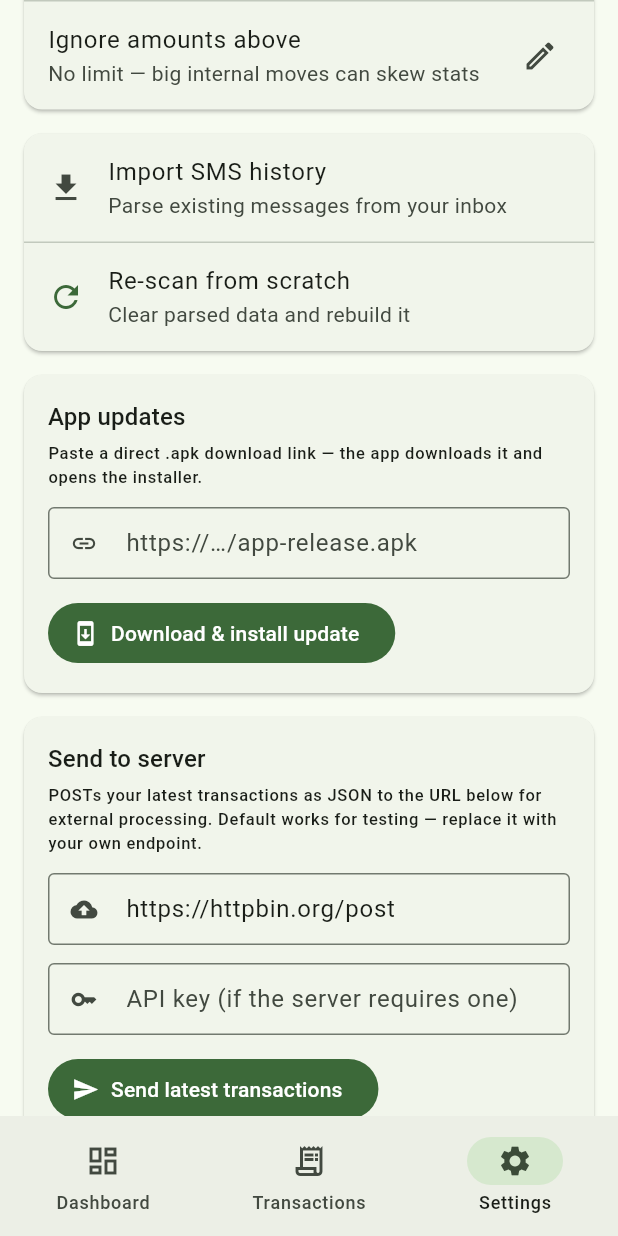
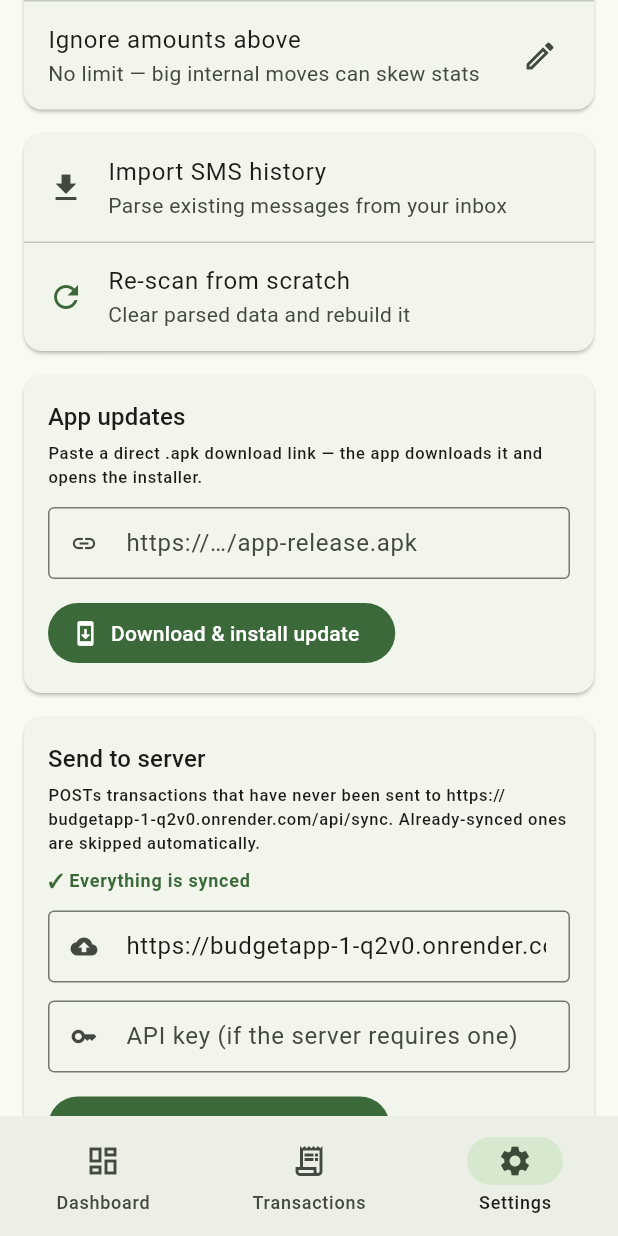
Before and after one commit to elitsecorp/budgetapp, a Flutter app: the screen it shows after launch, item 3 of the bottom bar chosen, scrolled down 576 dp, on a phone screen of 412 x 824 dp. Run offline on Flutter 3.47's test engine with Material 3 defaults, Android fonts, the phone set to English and light mode, and no system bars; our stand-ins replace fl_chart, flutter_riverpod, material_ui, permission_handler, shared_preferences, sqflite; accounts and stored records are empty.

Commit message:
Add incremental sync: only push transactions never sent before
- DB v3: 'sent' flag on transactions + unsent()/unsentCount()/markSent()
- upload_service: chunked sends, reports sent ids back for marking
- Settings: unsent counter, 'Send unsent transactions' button
- Default endpoint now the real Render URL
-4 new contract tests against /api/sync (31 total, analyze clean)

```diff
--- a/lib/models/models.dart
+++ b/lib/models/models.dart
@@ -39,6 +39,7 @@ class Transaction {
   final String currency;
   final String? category;
   final String raw;
+  final bool sent; // already pushed to the sync server
 
   const Transaction({
     this.id,
@@ -53,15 +54,17 @@ class Transaction {
     this.currency = '',
     this.category,
     required this.raw,
+    this.sent = false,
   });
 
   /// Natural key so replayed/duplicate SMS are inserted only once.
   String get dedupe =>
       '$sender|${date.millisecondsSinceEpoch}|$amount|$raw';
 
-  Transaction copyWith({String? bank}) => Transaction(
+  Transaction copyWith({String? bank, bool? sent}) => Transaction(
         id: id,
         sender: sender,
+        senderName: senderName,
         bank: bank ?? this.bank,
         merchant: merchant,
         amount: amount,
@@ -71,6 +74,7 @@ class Transaction {
         currency: currency,
         category: category,
         raw: raw,
+        sent: sent ?? this.sent,
       );
 
   Map<String, Object?> toMap() => {
@@ -85,6 +89,7 @@ class Transaction {
         'balance': balance,
         'category': category,
         'raw': raw,
+        'sent': sent ? 1 : 0,
         'dedupe': dedupe,
       };
 
@@ -101,5 +106,6 @@ class Transaction {
         currency: (m['currency'] as String?) ?? '',
         category: m['category'] as String?,
         raw: m['raw'] as String,
+        sent: ((m['sent'] as num?) ?? 0) != 0,
       );
 }
--- a/lib/screens/settings_screen.dart
+++ b/lib/screens/settings_screen.dart
@@ -5,7 +5,6 @@ import 'package:permission_handler/permission_handler.dart';
 
 import '../providers/transaction_providers.dart';
 import '../services/settings_service.dart';
-import '../services/upload_service.dart';
 import '../util/import_actions.dart';
 
 class SettingsScreen extends ConsumerStatefulWidget {
@@ -216,18 +215,18 @@ class _SettingsScreenState extends ConsumerState<SettingsScreen> {
       return;
     }
     setState(() => _busy = true);
-    final tx = await ref.read(transactionsProvider.future);
     final s = ref.read(settingsProvider);
-    final result = await sendTransactions(
-      url: url,
-      transactions: tx,
-      ownerName: s.ownerName.isEmpty ? null : s.ownerName,
-      ownerPhone: s.ownerPhone.isEmpty ? null : s.ownerPhone,
-      apiKey: s.serverApiKey,
-    );
+    final message = await ref
+        .read(transactionsProvider.notifier)
+        .sendUnsent(
+          url: url,
+          apiKey: _apiKeyCtrl.text.trim(),
+          ownerName: s.ownerName,
+          ownerPhone: s.ownerPhone,
+        );
     if (!mounted) return;
     setState(() => _busy = false);
-    _snack(result);
+    _snack(message);
   }
 
   @override
@@ -442,10 +441,30 @@ class _SettingsScreenState extends ConsumerState<SettingsScreen> {
                       style: theme.textTheme.titleMedium),
                   const SizedBox(height: 4),
                   Text(
-                    'POSTs your latest transactions as JSON to the URL '
-                    'below for external processing. Default works for '
-                    'testing — replace it with your own endpoint.',
+                    'POSTs transactions that have never been sent to '
+                    'https://budgetapp-1-q2v0.onrender.com/api/sync. '
+                    'Already-synced ones are skipped automatically.',
                     style: theme.textTheme.labelSmall,
+                  ),
+                  const SizedBox(height: 8),
+                  FutureBuilder<int>(
+                    future: ref.watch(unsentCountProvider.future),
+                    builder: (context, snap) {
+                      final n = snap.data;
+                      return Text(
+                        n == null
+                            ? '…'
+                            : n == 0
+                                ? '✓ Everything is synced'
+                                : '$n transaction(s) waiting to be sent',
+                        style: theme.textTheme.labelMedium?.copyWith(
+                          color: n == null || n == 0
+                              ? theme.colorScheme.primary
+                              : theme.colorScheme.error,
+                          fontWeight: FontWeight.bold,
+                        ),
+                      );
+                    },
                   ),
                   const SizedBox(height: 12),
                   TextField(
@@ -479,7 +498,7 @@ class _SettingsScreenState extends ConsumerState<SettingsScreen> {
                   FilledButton.icon(
                     onPressed: _busy ? null : _sendToServer,
                     icon: const Icon(Icons.send),
-                    label: const Text('Send latest transactions'),
+                    label: const Text('Send unsent transactions'),
                   ),
                 ],
               ),
--- a/lib/services/settings_service.dart
+++ b/lib/services/settings_service.dart
@@ -38,7 +38,7 @@ class AppSettings {
     this.ownerName = '',
     this.ownerPhone = '',
     this.apkUrl = '',
-    this.serverUrl = 'https://httpbin.org/post',
+    this.serverUrl = 'https://budgetapp-1-q2v0.onrender.com/api/sync',
     this.serverApiKey = '',
     this.excludeTransfers = false,
     this.maxAmount = 0,
@@ -82,7 +82,8 @@ class SettingsNotifier extends Notifier<AppSettings> {
         ownerName: SettingsStore.getString(_kOwnerName, ''),
         ownerPhone: SettingsStore.getString(_kOwnerPhone, ''),
         apkUrl: SettingsStore.getString(_kApkUrl, ''),
-        serverUrl: SettingsStore.getString(_kServerUrl, 'https://httpbin.org/post'),
+        serverUrl: SettingsStore.getString(
+            _kServerUrl, 'https://budgetapp-1-q2v0.onrender.com/api/sync'),
         serverApiKey: SettingsStore.getString(_kServerApiKey, ''),
         excludeTransfers:
             SettingsStore.getBool(_kExcludeTransfers, false),
```
Also changed, not shown: lib/data/database.dart (+38 -1 lines), lib/providers/transaction_providers.dart (+38 -0 lines), lib/services/upload_service.dart (+91 -15 lines), 1 other file.
